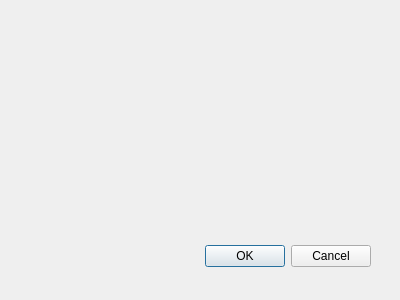
First picture: the form in mainWindow.ui, repository Vexxatious/MLVisualizer, before the edit.
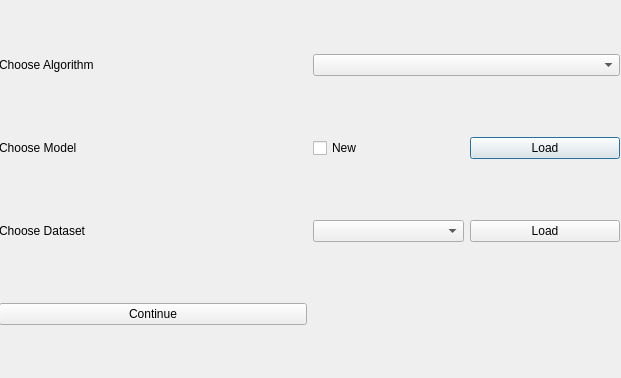
Second picture: the form after the edit.

The edit to the form file:
```diff
--- a/mainWindow.ui
+++ b/mainWindow.ui
@@ -6,28 +6,87 @@
    <rect>
     <x>0</x>
     <y>0</y>
-    <width>400</width>
-    <height>300</height>
+    <width>621</width>
+    <height>378</height>
    </rect>
   </property>
   <property name="windowTitle">
    <string>Dialog</string>
   </property>
-  <widget class="QDialogButtonBox" name="buttonBox">
+  <widget class="QWidget" name="gridLayoutWidget">
    <property name="geometry">
     <rect>
-     <x>30</x>
-     <y>240</y>
-     <width>341</width>
-     <height>32</height>
+     <x>-1</x>
+     <y>-1</y>
+     <width>621</width>
+     <height>381</height>
     </rect>
    </property>
-   <property name="orientation">
-    <enum>Qt::Horizontal</enum>
-   </property>
-   <property name="standardButtons">
-    <set>QDialogButtonBox::Cancel|QDialogButtonBox::Ok</set>
-   </property>
+   <layout class="QGridLayout" name="gridLayout">
+    <item row="1" column="0">
+     <widget class="QLabel" name="label_2">
+      <property name="text">
+       <string>Choose Model</string>
+      </property>
+     </widget>
+    </item>
+    <item row="1" column="2">
+     <layout class="QHBoxLayout" name="horizontalLayout">
+      <item>
+       <widget class="QCheckBox" name="NewModel">
+        <property name="text">
+         <string>New</string>
+        </property>
+       </widget>
+      </item>
+      <item>
+       <widget class="QPushButton" name="LoadModel">
+        <property name="text">
+         <string>Load</string>
+        </property>
+       </widget>
+      </item>
+     </layout>
+    </item>
+    <item row="0" column="2">
+     <widget class="QComboBox" name="AlgorithmCombo"/>
+    </item>
+    <item row="2" column="0">
+     <widget class="QLabel" name="label_5">
+      <property name="text">
+       <string>Choose Dataset</string>
+      </property>
+     </widget>
+    </item>
+    <item row="0" column="0">
+     <widget class="QLabel" name="label">
+      <property name="text">
+       <string>Choose Algorithm</string>
+      </property>
+     </widget>
+    </item>
+    <item row="2" column="2">
+     <layout class="QHBoxLayout" name="horizontalLayout_2">
+      <item>
+       <widget class="QComboBox" name="DatasetCombo"/>
+      </item>
+      <item>
+       <widget class="QPushButton" name="LoadDataset">
+        <property name="text">
+         <string>Load</string>
+        </property>
+       </widget>
+      </item>
+     </layout>
+    </item>
+    <item row="3" column="0">
+     <widget class="QPushButton" name="ContinueButton">
+      <property name="text">
+       <string>Continue</string>
+      </property>
+     </widget>
+    </item>
+   </layout>
   </widget>
  </widget>
  <resources/>
```
Left out of the diff: 35 changed lines with no effect on the pictures.
